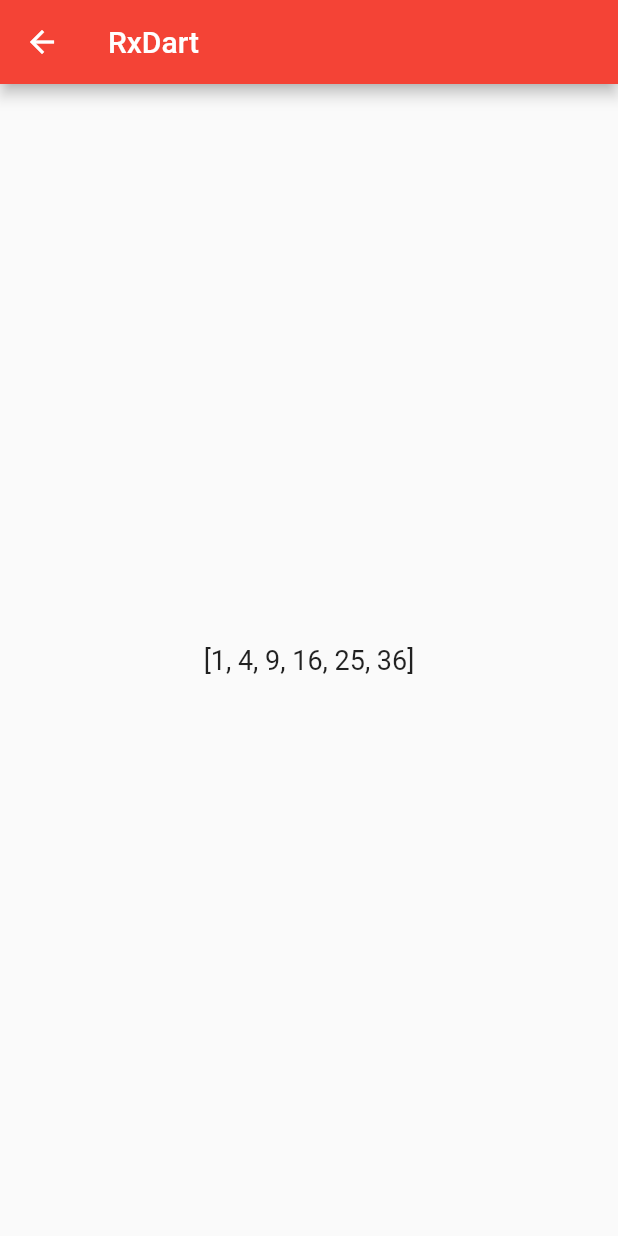
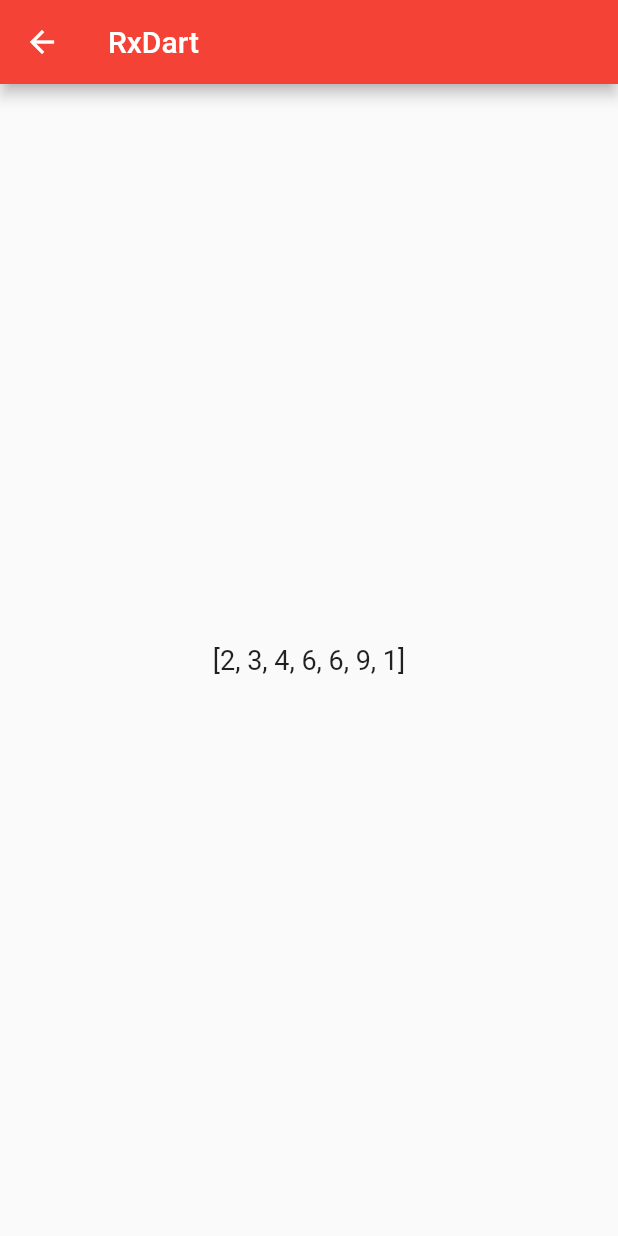
Before and after one commit to Jentlezhi/flutter_demo, a Flutter app: the screen it shows after launch, on a phone screen of 412 x 824 dp. Run offline on Flutter 3.47's test engine with Material 2 defaults, Android fonts, the phone set to English and light mode, and no system bars; our stand-ins replace rxdart.

```diff
--- a/lib/demo/rxdart/rxdart_demo.dart
+++ b/lib/demo/rxdart/rxdart_demo.dart
@@ -7,14 +7,17 @@ class RxDartDemo extends StatefulWidget {
 }
 
 class _RxDartDemoState extends State<RxDartDemo> {
-
   List<String> _listData = [];
   @override
   void initState() {
     super.initState();
-    Observable<int> _observable =
-    Observable(
-        Stream.fromIterable([1, 2, 3, 4, 5, 6])).map((item)=>item*item).interval(Duration(seconds: 1));
+    Observable<int> _observable = Observable.merge([
+      Observable.timer(1,Duration(seconds: 2)),
+      Stream.fromIterable([2, 4, 6]),
+      Stream.fromIterable([3, 6, 9])
+    ]).interval(Duration(seconds: 1));
+    // Observable(
+    // Stream.fromIterable([1, 2, 3, 4, 5, 6])).map((item)=>item*item).interval(Duration(seconds: 1));
     // Observable.fromFuture(Future.value('future_hello'));
     // Observable.just('hello');
     // Observable.periodic(Duration(seconds: 2),(x) => x.toString());
```
